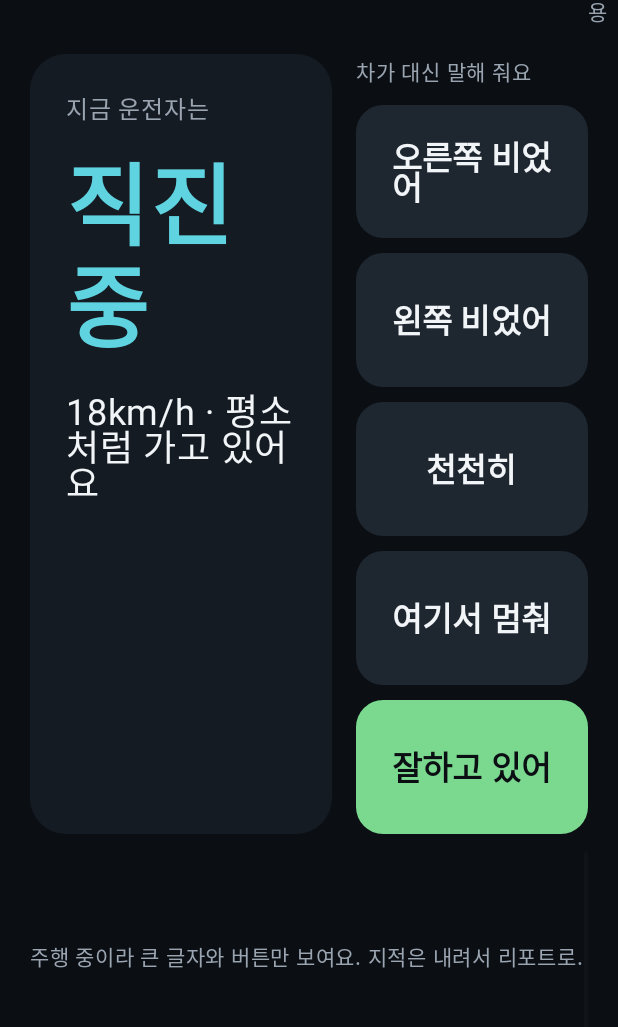
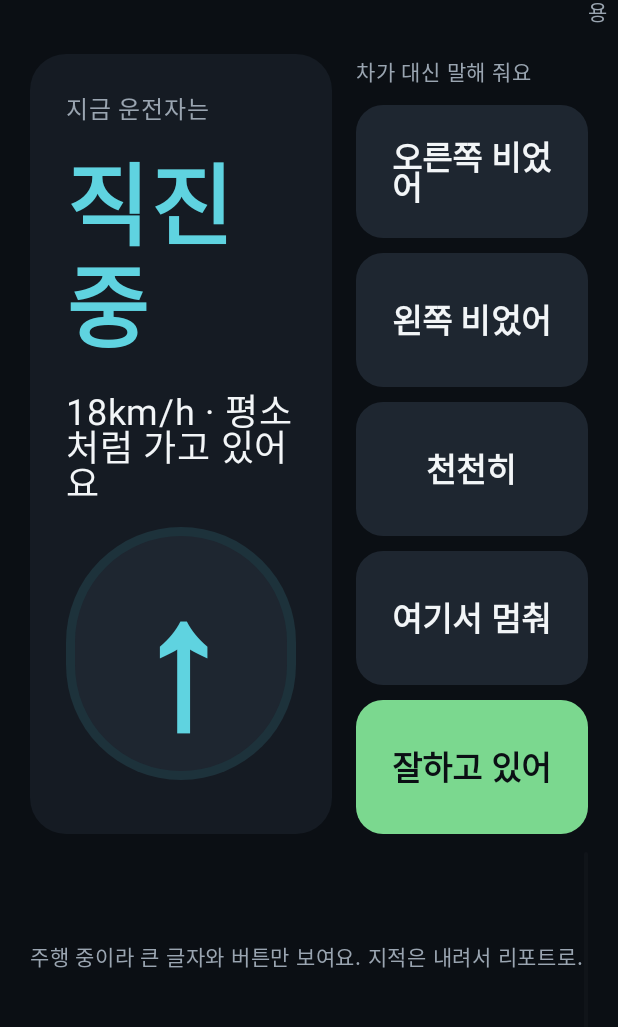
Before and after one commit to ojnoeggnoow/calmseat, an Android app built with Jetpack Compose: the screen it shows after launch (MainActivity), on a phone screen of 412 x 824 dp, the part 144-1171 px from its top. Run offline under Robolectric (Android 15) with nearby library versions, the phone set to English and light mode, and no system bars; libraries missing offline, so code that uses them is left out: ai.pleos.playground; 4 statements that could not run were skipped.

Commit message:
상황 카드 가운데 채움: 상황 기호 원, 속도 막대, 오늘 요약 한 줄
주행 모드에서 칩을 숨기니 카드가 비어 보여서. 글자 읽기 전에 모양으로 먼저 알게

```diff
--- a/app/src/main/java/com/calmseat/CoachViewModel.kt
+++ b/app/src/main/java/com/calmseat/CoachViewModel.kt
@@ -47,6 +47,7 @@ data class Maneuver(
 data class Situation(
     val headline: String,
     val detail: String,
+    val glyph: String = "·", // 카드 가운데 크게 보여줄 기호
 )
 
 data class CoachUiState(
@@ -167,25 +168,25 @@ class CoachViewModel(app: Application) : AndroidViewModel(app) {
         val speedText = s.speedKmh?.let { "${it}km/h" } ?: "속도 모름"
         return when {
             s.gear == Gear.PARK ->
-                Situation("정차 중", "P단 · 안전하게 서 있어요")
+                Situation("정차 중", "P단 · 안전하게 서 있어요", "P")
             s.gear == Gear.REVERSE ->
-                Situation("후진 중", "뒤를 함께 봐 주세요")
+                Situation("후진 중", "뒤를 함께 봐 주세요", "R")
             s.turnSignal == TurnSignal.HAZARD ->
-                Situation("비상등", "잠시 멈추거나 주의를 알리는 중")
+                Situation("비상등", "잠시 멈추거나 주의를 알리는 중", "!")
             s.turnSignal == TurnSignal.LEFT ->
-                Situation("왼쪽으로 갈 준비", "깜빡이 켬 · 왼쪽 뒤를 봐 주면 좋아요 · $speedText")
+                Situation("왼쪽으로 갈 준비", "깜빡이 켬 · 왼쪽 뒤를 봐 주면 좋아요 · $speedText", "←")
             s.turnSignal == TurnSignal.RIGHT ->
-                Situation("오른쪽으로 갈 준비", "깜빡이 켬 · 오른쪽 뒤를 봐 주면 좋아요 · $speedText")
+                Situation("오른쪽으로 갈 준비", "깜빡이 켬 · 오른쪽 뒤를 봐 주면 좋아요 · $speedText", "→")
             s.brakePressed == true && (s.speedKmh ?: 1) > 0 ->
-                Situation("속도 줄이는 중", "브레이크 밟음 · $speedText")
+                Situation("속도 줄이는 중", "브레이크 밟음 · $speedText", "▼")
             s.brakePressed == true ->
-                Situation("멈춰 있음", "브레이크 밟음 · 출발 대기")
+                Situation("멈춰 있음", "브레이크 밟음 · 출발 대기", "■")
             (s.steeringAngleDeg?.let { abs(it) } ?: 0f) >= MANEUVER_ANGLE_DEG ->
-                Situation("핸들 돌리는 중", "차선 변경 또는 회전 · $speedText")
+                Situation("핸들 돌리는 중", "차선 변경 또는 회전 · $speedText", if ((s.steeringAngleDeg ?: 0f) < 0) "↰" else "↱")
             s.speedKmh != null && s.speedKmh > 0 ->
-                Situation("직진 중", "$speedText · 평소처럼 가고 있어요")
+                Situation("직진 중", "$speedText · 평소처럼 가고 있어요", "↑")
             else ->
-                Situation("대기 중", "차량 신호를 기다리고 있어요")
+                Situation("대기 중", "차량 신호를 기다리고 있어요", "·")
         }
     }
 
--- a/app/src/main/java/com/calmseat/ui/CoachScreen.kt
+++ b/app/src/main/java/com/calmseat/ui/CoachScreen.kt
@@ -10,6 +10,7 @@ import androidx.compose.foundation.layout.fillMaxHeight
 import androidx.compose.foundation.layout.fillMaxSize
 import androidx.compose.foundation.layout.fillMaxWidth
 import androidx.compose.foundation.layout.height
+import androidx.compose.foundation.layout.size
 import androidx.compose.foundation.layout.padding
 import androidx.compose.foundation.layout.width
 import androidx.compose.foundation.shape.RoundedCornerShape
@@ -109,6 +110,9 @@ private fun SituationCard(state: CoachUiState, modifier: Modifier = Modifier) {
             Text(state.situation.detail, color = CalmColors.Text, fontSize = if (state.drivingMode) 24.sp else 18.sp)
         }
 
+        // 가운데: 상황 기호 크게 + 속도 막대 + 오늘 요약. 글자 읽기 전에 모양으로 먼저 알게
+        SituationVisual(state, modifier = Modifier.weight(1f).fillMaxWidth())
+
         // 주행 중엔 숫자 칩 숨김. 동승자가 읽을 건 큰 글자 한 줄이면 됨
         if (!state.drivingMode) Row(horizontalArrangement = Arrangement.spacedBy(10.dp)) {
             Chip("속도", s.speedKmh?.toString() ?: "–")
@@ -128,6 +132,71 @@ private fun SituationCard(state: CoachUiState, modifier: Modifier = Modifier) {
                 Text("🔈 " + state.lastSpoken, color = CalmColors.Text, fontSize = if (state.drivingMode) 20.sp else 16.sp)
             }
         }
+    }
+}
+
+@Composable
+private fun SituationVisual(state: CoachUiState, modifier: Modifier = Modifier) {
+    val s = state.snapshot
+    val speed = s.speedKmh ?: 0
+    val minutes = ((System.currentTimeMillis() - state.tripStartMillis) / 60_000L).toInt()
+    val signaled = state.maneuvers.count { it.signaled }
+    val glyphColor = when (state.situation.glyph) {
+        "▼", "■" -> CalmColors.Warn
+        "P" -> CalmColors.Good
+        else -> CalmColors.Accent
+    }
+    Column(
+        modifier = modifier.padding(vertical = 12.dp),
+        horizontalAlignment = Alignment.CenterHorizontally,
+        verticalArrangement = Arrangement.Center
+    ) {
+        Box(
+            modifier = Modifier
+                .size(if (state.drivingMode) 230.dp else 190.dp)
+                .background(glyphColor.copy(alpha = 0.12f), RoundedCornerShape(999.dp))
+                .padding(6.dp)
+                .background(CalmColors.SurfaceHigh, RoundedCornerShape(999.dp)),
+            contentAlignment = Alignment.Center
+        ) {
+            Text(
+                state.situation.glyph,
+                color = glyphColor,
+                fontSize = if (state.drivingMode) 120.sp else 96.sp,
+                fontWeight = FontWeight.Bold,
+                lineHeight = if (state.drivingMode) 130.sp else 104.sp
+            )
+        }
+        Spacer(Modifier.height(20.dp))
+
+        // 속도 막대. 0~120 기준
+        Row(verticalAlignment = Alignment.Bottom) {
+            Text("$speed", color = CalmColors.Text, fontSize = if (state.drivingMode) 40.sp else 30.sp, fontWeight = FontWeight.Bold)
+            Spacer(Modifier.width(6.dp))
+            Text("km/h", color = CalmColors.TextDim, fontSize = 16.sp, modifier = Modifier.padding(bottom = 6.dp))
+        }
+        Spacer(Modifier.height(8.dp))
+        Box(
+            modifier = Modifier
+                .fillMaxWidth(0.8f)
+                .height(10.dp)
+                .background(CalmColors.SurfaceHigh, RoundedCornerShape(999.dp))
+        ) {
+            Box(
+                modifier = Modifier
+                    .fillMaxWidth((speed / 120f).coerceIn(0.02f, 1f))
+                    .height(10.dp)
+                    .background(if (speed >= 80) CalmColors.Warn else CalmColors.Accent, RoundedCornerShape(999.dp))
+            )
+        }
+        Spacer(Modifier.height(16.dp))
+
+        // 오늘 지금까지. 리포트랑 이어지는 숫자
+        Text(
+            "오늘 · 주행 ${minutes}분 · 동승자 도움 ${state.events.size}회 · 깜빡이 ${signaled}/${state.maneuvers.size}",
+            color = CalmColors.TextDim,
+            fontSize = 14.sp
+        )
     }
 }
 
```
Also changed, not shown: 4 other files.
